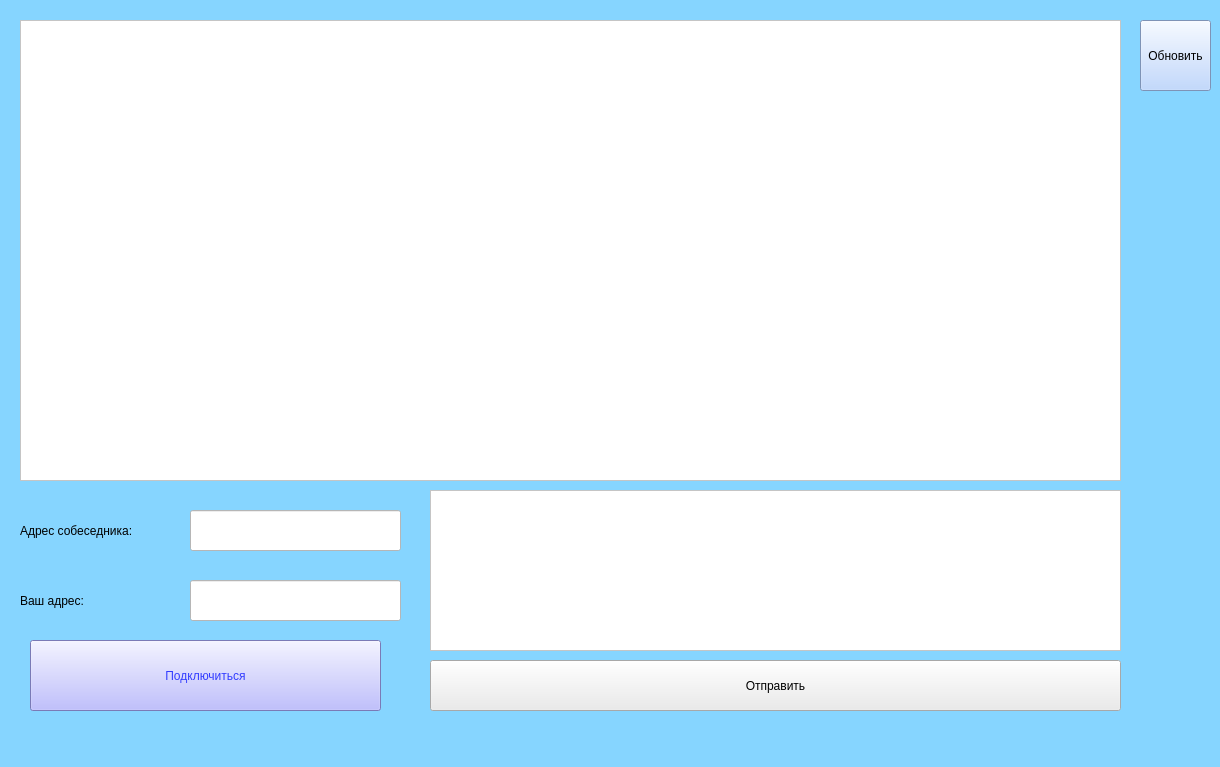
Qt form Vkontake/messenger.ui (whatever125/messenger) before a commit.
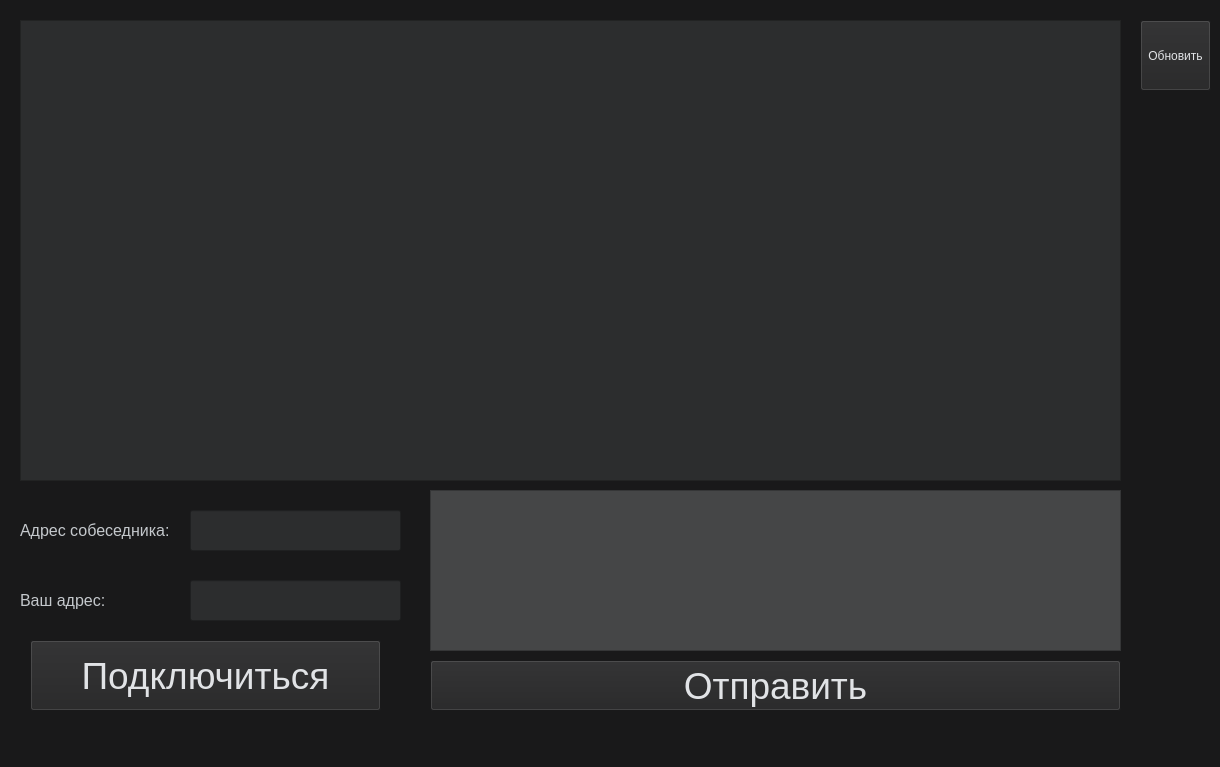
The same form after that commit.

Commit message: Обновление дизайна

```diff
--- a/Vkontake/messenger.ui
+++ b/Vkontake/messenger.ui
@@ -14,10 +14,7 @@
    <string>MainWindow</string>
   </property>
   <property name="styleSheet">
-   <string notr="true">background-color: rgb(134, 213, 255);
-alternate-background-color: rgb(130, 170, 255);
-border-color: rgb(12, 69, 122);
-</string>
+   <string notr="true">background-color: rgb(25, 25, 26);</string>
   </property>
   <widget class="QWidget" name="centralwidget">
    <widget class="QTextEdit" name="textEdit">
@@ -30,7 +27,8 @@
      </rect>
     </property>
     <property name="styleSheet">
-     <string notr="true">background-color: rgb(255, 255, 255);</string>
+     <string notr="true">color: rgb(170, 174, 179);
+background-color: rgb(69, 70, 71);</string>
     </property>
    </widget>
    <widget class="QLabel" name="label">
@@ -43,7 +41,7 @@
      </rect>
     </property>
     <property name="styleSheet">
-     <string notr="true">font: 75 12pt &quot;Times New Roman&quot;;</string>
+     <string notr="true">font: 75 12pt; color: rgb(196, 200, 204);</string>
     </property>
     <property name="text">
      <string>Адрес собеседника:</string>
@@ -59,7 +57,7 @@
      </rect>
     </property>
     <property name="styleSheet">
-     <string notr="true">background-color: rgb(255, 255, 255);</string>
+     <string notr="true">background-color: rgb(44, 45, 46); color: rgb(170, 174, 179)</string>
     </property>
     <property name="text">
      <string/>
@@ -75,7 +73,7 @@
      </rect>
     </property>
     <property name="styleSheet">
-     <string notr="true">font: 16pt &quot;Times New Roman&quot;;</string>
+     <string notr="true">font: 75 12pt; color: rgb(196, 200, 204);</string>
     </property>
     <property name="text">
      <string>Ваш адрес:</string>
@@ -91,7 +89,7 @@
      </rect>
     </property>
     <property name="styleSheet">
-     <string notr="true">background-color: rgb(255, 255, 255);</string>
+     <string notr="true">background-color: rgb(44, 45, 46); color: rgb(170, 174, 179)</string>
     </property>
     <property name="readOnly">
      <bool>true</bool>
@@ -107,9 +105,9 @@
      </rect>
     </property>
     <property name="styleSheet">
-     <string notr="true">color: rgb(51, 61, 255);
-background-color: rgb(171, 171, 255);
-font: 28pt &quot;Times New Roman&quot;;</string>
+     <string notr="true">color: rgb(225, 227, 230);
+background-color: rgb(35, 35, 36);
+font: 28pt</string>
     </property>
     <property name="text">
      <string>Подключиться</string>
@@ -125,7 +123,8 @@
      </rect>
     </property>
     <property name="styleSheet">
-     <string notr="true">background-color: rgb(255, 255, 255);</string>
+     <string notr="true">color: rgb(170, 174, 179);
+background-color: rgb(44, 45, 46);</string>
     </property>
     <property name="readOnly">
      <bool>true</bool>
@@ -141,8 +140,9 @@
      </rect>
     </property>
     <property name="styleSheet">
-     <string notr="true">background-color: rgb(235, 235, 235);
-font: 28pt &quot;MS Shell Dlg 2&quot;;</string>
+     <string notr="true">color: rgb(225, 227, 230);
+background-color: rgb(35, 35, 36);
+font: 28pt</string>
     </property>
     <property name="text">
      <string>Отправить</string>
@@ -158,7 +158,7 @@
      </rect>
     </property>
     <property name="styleSheet">
-     <string notr="true">background-color: rgb(176, 206, 255);</string>
+     <string notr="true">color: rgb(225, 227, 230); background-color: rgb(35, 35, 36);</string>
     </property>
     <property name="text">
      <string>Обновить</string>
```
Left out of the diff: 2 changed lines with no effect on the pictures.
